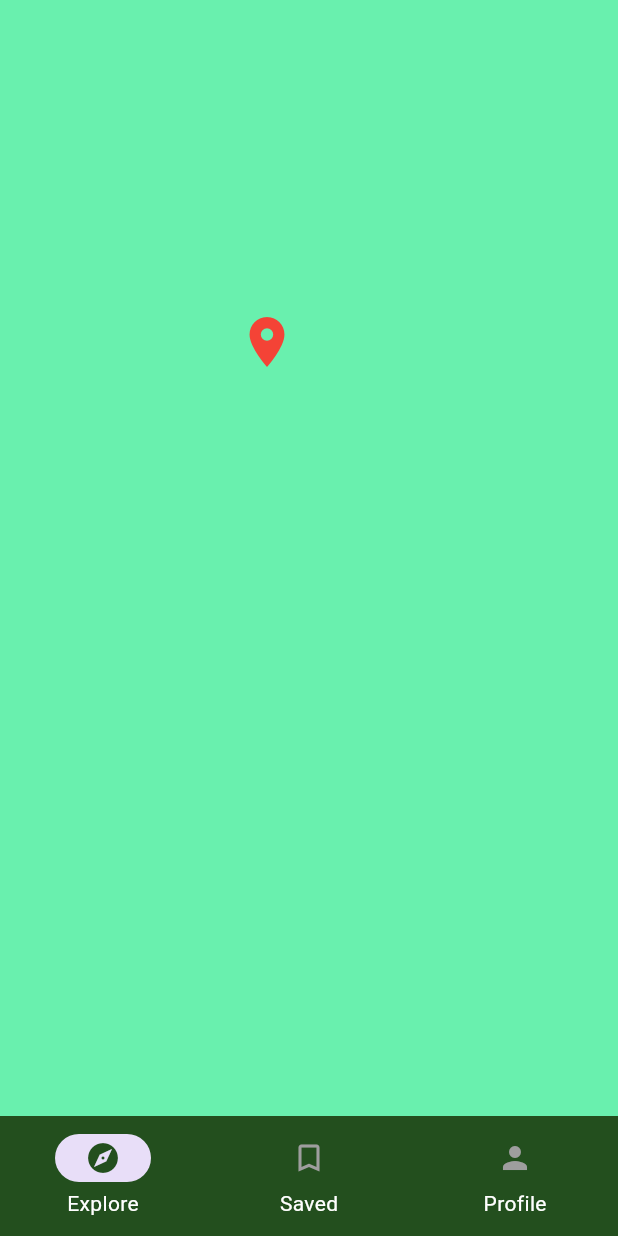
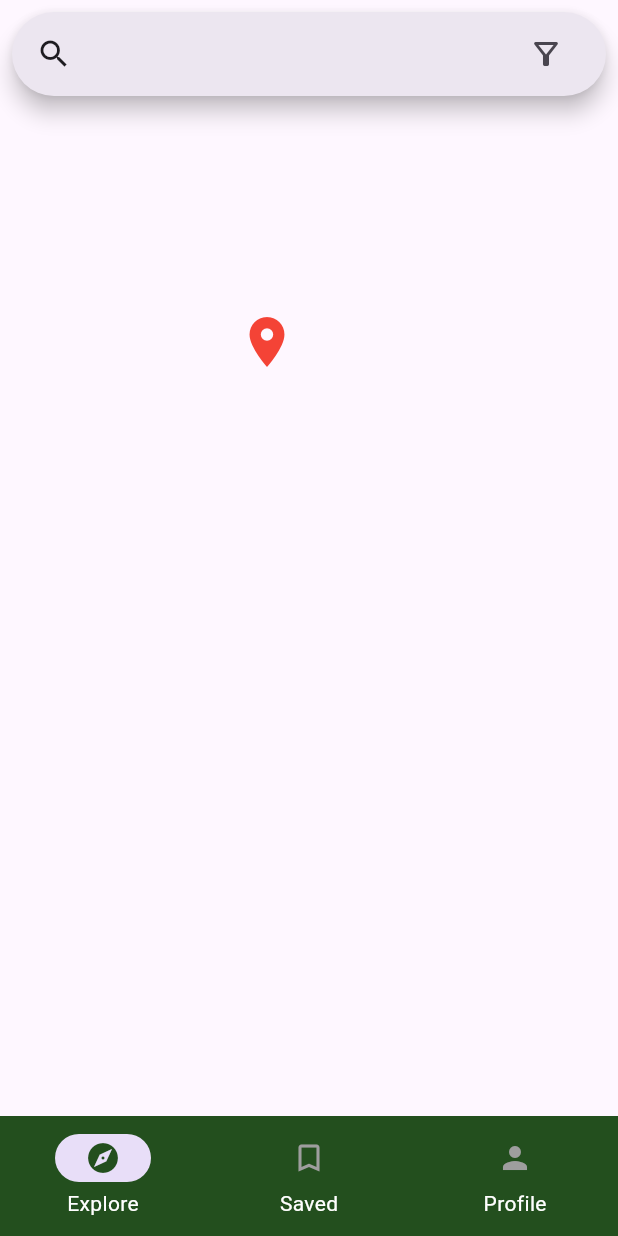
Before and after one commit to Solelii/CampPH, a Flutter app: the NavigationScreen screen opened directly, on a phone screen of 412 x 824 dp. Run offline on Flutter 3.47's test engine with Material 3 defaults, Android fonts, the phone set to English and light mode, and no system bars.

Commit message:
COMMIT: GestureDetector

```diff
--- a/lib/screens/explore_screen.dart
+++ b/lib/screens/explore_screen.dart
@@ -1,5 +1,73 @@
-import 'package:camph/screens/campgroundsheet.dart';
+import 'package:camph/widgets/campgroundsheet.dart';
 import 'package:flutter/material.dart';
+
+
+class SearchBarApp extends StatefulWidget {
+  const SearchBarApp({super.key});
+
+  @override
+  State<SearchBarApp> createState() => _SearchBarAppState();
+}
+
+class _SearchBarAppState extends State<SearchBarApp> {
+  @override
+  Widget build(BuildContext context) {
+    final ThemeData themeData = ThemeData(useMaterial3: true);
+    return MaterialApp(
+      theme: themeData,
+      home: Scaffold(
+        body: Padding(
+          padding: const EdgeInsets.all(8.0),
+          child: SearchAnchor(
+            builder: (BuildContext context, SearchController controller) {
+              return SearchBar(
+                controller: controller,
+                padding: const WidgetStatePropertyAll<EdgeInsets>(
+                  EdgeInsets.symmetric(horizontal: 16.0),
+                ),
+                onTap: () {
+                  controller.openView();
+                },
+                onChanged: (_) {
+                  controller.openView();
+                },
+                leading: const Icon(Icons.search),
+                trailing: <Widget>[
+                  Tooltip(
+                    message: 'Filter',
+                    child: IconButton(
+                      onPressed: () {
+                        debugPrint('filter button pressed');
+                      },
+                      icon: const Icon(Icons.filter_alt_outlined),
+                      selectedIcon: const Icon(Icons.filter_alt),
+                    ),
+                  ),
+                ],
+              );
+            },
+            suggestionsBuilder: (
+              BuildContext context,
+              SearchController controller,
+            ) {
+              return List<ListTile>.generate(5, (int index) {
+                final String item = 'item $index';
+                return ListTile(
+                  title: Text(item),
+                  onTap: () {
+                    setState(() {
+                      controller.closeView(item);
+                    });
+                  },
+                );
+              });
+            },
+          ),
+        ),
+      ),
+    );
+  }
+}
 
 class ExploreScreen extends StatefulWidget {
   @override
@@ -27,8 +95,13 @@
       children: [
           GestureDetector(
             onTap: _closeSheet,
-          child: Container(color: Colors.greenAccent),
+            child: Container(
+              decoration: BoxDecoration(
+                color: Color.fromARGB(0, 0, 0, 0)
               ),
+            ),
+          ),
+          SearchBarApp(),
           // Location Icon <temporary>
           Positioned(
             top: 200,
@@ -39,7 +112,7 @@
             ),
           ),
           // Draggable Scrollable Sheet <temporary>
-        if (_isSheetOpen)
+          if(_isSheetOpen)
             CampgroundSheet(
               name: "Camp Kawayan",
               isPublic: true,
--- a/lib/screens/campgroundsheet.dart
+++ b/lib/widgets/campgroundsheet.dart
@@ -137,7 +137,7 @@
 
               Divider(),
 
-              // Location & Contact
+              // Location and Contact
               _infoTile(Icons.location_on, widget.location),
 
               Divider(),
```
Lines whose indentation alone changed are shown as unchanged.
